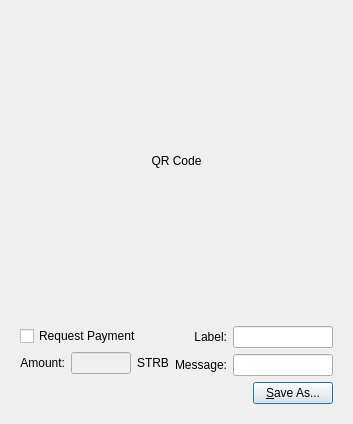
The window that src/qt/forms/qrcodedialog.ui (stage2turbo/SuperTurboStake) describes before a commit, drawn with Qt 5.
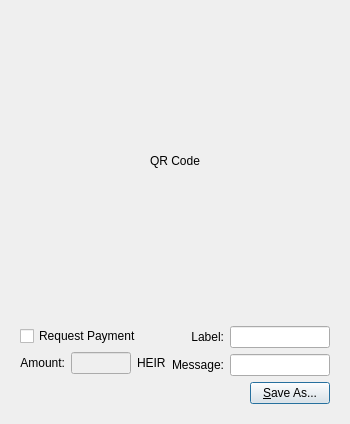
The same window after the commit.

```diff
--- a/src/qt/forms/qrcodedialog.ui
+++ b/src/qt/forms/qrcodedialog.ui
@@ -102,7 +102,7 @@
                </sizepolicy>
               </property>
               <property name="text">
-               <string>STRB</string>
+               <string>HEIR</string>
               </property>
               <property name="buddy">
                <cstring>lnReqAmount</cstring>
```
